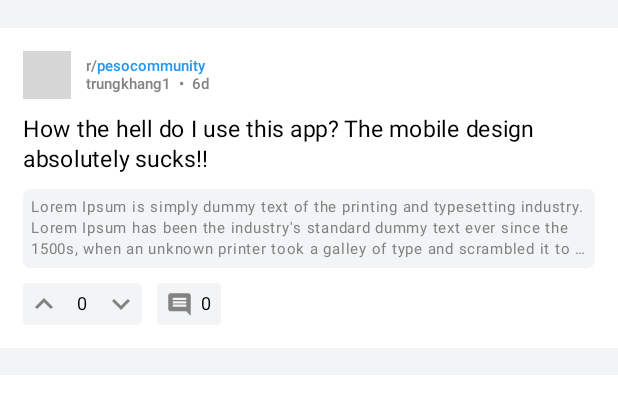
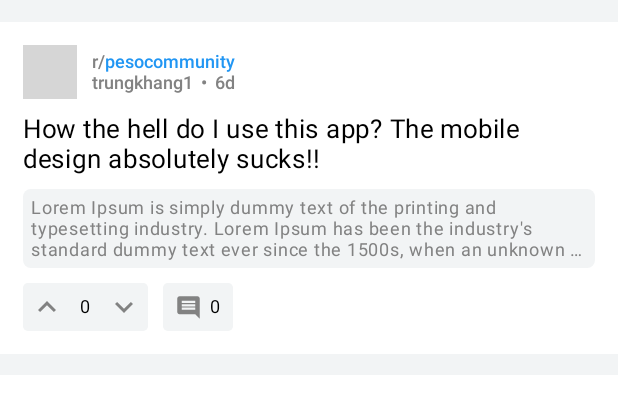
Before and after one commit to S0lux/baddit-mobile, an Android app built with Jetpack Compose: the @Preview function PostCardPreview, on a phone screen of 412 x 824 dp. Shown: the top 414 px of the screen. Run offline under Robolectric (Android 15) with nearby library versions, the phone set to English and light mode, and no system bars; pictures from the network do not load; grey boxes are pictures that could not be loaded.

Commit message:
Refactored post card composable

```diff
--- a/app/build.gradle.kts
+++ b/app/build.gradle.kts
@@ -13,7 +13,7 @@ android {
     defaultConfig {
         applicationId = "com.example.baddit"
         minSdk = 24
-        targetSdk = 31
+        targetSdk = 34
         versionCode = 1
         versionName = "1.0"
 
--- a/app/src/main/java/com/example/baddit/presentation/components/PostCard.kt
+++ b/app/src/main/java/com/example/baddit/presentation/components/PostCard.kt
@@ -16,7 +16,6 @@ import androidx.compose.foundation.layout.padding
 import androidx.compose.foundation.layout.size
 import androidx.compose.foundation.shape.CircleShape
 import androidx.compose.foundation.shape.RoundedCornerShape
-import androidx.compose.material3.ExperimentalMaterial3Api
 import androidx.compose.material3.Icon
 import androidx.compose.material3.MaterialTheme
 import androidx.compose.material3.Surface
@@ -25,6 +24,7 @@ import androidx.compose.material3.ripple
 import androidx.compose.runtime.Composable
 import androidx.compose.runtime.LaunchedEffect
 import androidx.compose.runtime.getValue
+import androidx.compose.runtime.mutableIntStateOf
 import androidx.compose.runtime.mutableStateOf
 import androidx.compose.runtime.remember
 import androidx.compose.runtime.setValue
@@ -34,8 +34,8 @@ import androidx.compose.ui.draw.clip
 import androidx.compose.ui.draw.rotate
 import androidx.compose.ui.geometry.Offset
 import androidx.compose.ui.graphics.Color
+import androidx.compose.ui.layout.LayoutCoordinates
 import androidx.compose.ui.layout.onGloballyPositioned
-import androidx.compose.ui.layout.positionInWindow
 import androidx.compose.ui.platform.LocalContext
 import androidx.compose.ui.res.painterResource
 import androidx.compose.ui.text.PlatformTextStyle
@@ -43,10 +43,8 @@ import androidx.compose.ui.text.TextStyle
 import androidx.compose.ui.text.font.FontWeight
 import androidx.compose.ui.text.style.TextOverflow
 import androidx.compose.ui.tooling.preview.Preview
-import androidx.compose.ui.unit.IntOffset
 import androidx.compose.ui.unit.IntSize
 import androidx.compose.ui.unit.dp
-import androidx.compose.ui.unit.round
 import androidx.compose.ui.unit.sp
 import coil.compose.AsyncImage
 import coil.request.ImageRequest
@@ -64,27 +62,22 @@ import com.example.baddit.ui.theme.CustomTheme.textSecondary
 import getTimeAgoFromUtcString
 import kotlinx.coroutines.delay
 
-@OptIn(ExperimentalMaterial3Api::class)
 @Composable
 fun PostCard(postDetails: PostResponseDTOItem) {
     val colorUpvote = MaterialTheme.colorScheme.appOrange
     val colorDownvote = MaterialTheme.colorScheme.appBlue
-
     val voteInteractionSource = remember { MutableInteractionSource() }
     var voteState by remember { mutableStateOf(postDetails.voteState) }
-
-    var votePosition by remember { mutableStateOf(IntOffset.Zero) }
+    var postScore by remember { mutableIntStateOf(postDetails.score) }
     var voteElementSize by remember { mutableStateOf(IntSize.Zero) }
 
     LaunchedEffect(voteState) {
+        if (voteState != Unit) {
             val pressPosition = Offset(
                 x = voteElementSize.width / if (voteState == "UPVOTE") 6f else 1f,
                 y = voteElementSize.height / 2f
             )
-
-        // If voteState is empty string then don't trigger ripple effect
-        if (voteState !== Unit) {
-            val press = PressInteraction.Press(pressPosition);
+            val press = PressInteraction.Press(pressPosition)
             voteInteractionSource.emit(press)
             delay(300)
             voteInteractionSource.emit(PressInteraction.Release(press))
@@ -97,9 +90,60 @@ fun PostCard(postDetails: PostResponseDTOItem) {
             .fillMaxWidth()
             .padding(15.dp)
     ) {
-        Column(
-            verticalArrangement = Arrangement.spacedBy(10.dp),
-        ) {
+        Column(verticalArrangement = Arrangement.spacedBy(10.dp)) {
+            PostHeader(postDetails = postDetails)
+            PostTitle(title = postDetails.title)
+            if (postDetails.type == "TEXT") {
+                PostTextContent(content = postDetails.content)
+            }
+            PostActions(
+                // This is, in fact, not unnecessary
+                voteState = voteState?.toString(),
+                postScore = postScore,
+                voteInteractionSource = voteInteractionSource,
+                colorUpvote = colorUpvote,
+                colorDownvote = colorDownvote,
+                onUpvote = {
+                    when (voteState) {
+                        "UPVOTE" -> {
+                            voteState = Unit
+                            postScore--
+                        }
+                        "DOWNVOTE" -> {
+                            voteState = "UPVOTE"
+                            postScore += 2
+                        }
+                        else -> {
+                            voteState = "UPVOTE"
+                            postScore++
+                        }
+                    }
+                },
+                onDownvote = {
+                    when (voteState) {
+                        "UPVOTE" -> {
+                            voteState = "DOWNVOTE"
+                            postScore -= 2
+                        }
+                        "DOWNVOTE" -> {
+                            voteState = Unit
+                            postScore++
+                        }
+                        else -> {
+                            voteState = "DOWNVOTE"
+                            postScore--
+                        }
+                    }
+                },
+                commentCount = postDetails.commentCount,
+                onGloballyPositioned = { cords -> voteElementSize = cords.size }
+            )
+        }
+    }
+}
+
+@Composable
+fun PostHeader(postDetails: PostResponseDTOItem) {
     Row(
         horizontalArrangement = Arrangement.spacedBy(10.dp),
         verticalAlignment = Alignment.CenterVertically
@@ -110,7 +154,7 @@ fun PostCard(postDetails: PostResponseDTOItem) {
             contentDescription = null,
             modifier = Modifier
                 .clip(CircleShape)
-                        .height(32.dp)
+                .height(36.dp)
                 .aspectRatio(1f),
         )
 
@@ -118,63 +162,63 @@ fun PostCard(postDetails: PostResponseDTOItem) {
             Row {
                 Text(
                     "r/",
-                            fontSize = 10.sp,
+                    fontSize = 12.sp,
                     fontWeight = FontWeight.Medium,
                     color = MaterialTheme.colorScheme.textSecondary,
                     style = TextStyle(platformStyle = PlatformTextStyle(includeFontPadding = false))
                 )
-
                 Text(
                     postDetails.community.name,
-                            fontSize = 10.sp,
+                    fontSize = 12.sp,
                     fontWeight = FontWeight.Medium,
                     color = Color(0xFF2196F3),
                     style = TextStyle(platformStyle = PlatformTextStyle(includeFontPadding = false))
                 )
             }
-
             Row(horizontalArrangement = Arrangement.spacedBy(5.dp)) {
                 Text(
                     postDetails.author.username,
-                            fontSize = 10.sp,
+                    fontSize = 12.sp,
                     fontWeight = FontWeight.Medium,
                     color = MaterialTheme.colorScheme.textSecondary,
                     modifier = Modifier.padding(0.dp),
                     style = TextStyle(platformStyle = PlatformTextStyle(includeFontPadding = false))
                 )
-
                 Text(
                     "•",
-                            fontSize = 10.sp,
+                    fontSize = 12.sp,
                     fontWeight = FontWeight.Medium,
                     color = MaterialTheme.colorScheme.textSecondary,
                     style = TextStyle(platformStyle = PlatformTextStyle(includeFontPadding = false))
                 )
-
                 Text(
                     getTimeAgoFromUtcString(postDetails.createdAt),
-                            fontSize = 10.sp,
+                    fontSize = 12.sp,
                     fontWeight = FontWeight.Medium,
                     color = MaterialTheme.colorScheme.textSecondary,
                     style = TextStyle(platformStyle = PlatformTextStyle(includeFontPadding = false))
                 )
             }
         }
-
+    }
 }
 
+@Composable
+fun PostTitle(title: String) {
     Text(
-                postDetails.title,
+        title,
         color = MaterialTheme.colorScheme.textPrimary,
-                fontSize = 15.sp,
+        fontSize = 17.sp,
         lineHeight = 20.sp
     )
+}
 
-            if (postDetails.type == "TEXT") {
+@Composable
+fun PostTextContent(content: String) {
     Text(
-                    postDetails.content,
+        content,
         color = MaterialTheme.colorScheme.textSecondary,
-                    fontSize = 10.sp,
+        fontSize = 12.sp,
         lineHeight = 14.sp,
         modifier = Modifier
             .fillMaxWidth()
@@ -186,17 +230,24 @@ fun PostCard(postDetails: PostResponseDTOItem) {
     )
 }
 
+@Composable
+fun PostActions(
+    voteState: String?,
+    postScore: Int,
+    voteInteractionSource: MutableInteractionSource,
+    colorUpvote: Color,
+    colorDownvote: Color,
+    onUpvote: () -> Unit,
+    onDownvote: () -> Unit,
+    commentCount: Int,
+    onGloballyPositioned: (LayoutCoordinates) -> Unit
+) {
     Row(horizontalArrangement = Arrangement.spacedBy(10.dp)) {
         Row(
             horizontalArrangement = Arrangement.spacedBy(10.dp),
             modifier = Modifier
-                        .onGloballyPositioned { coordinates ->
-                            votePosition = coordinates
-                                .positionInWindow()
-                                .round()
-                            voteElementSize = coordinates.size
-                        }
                 .clip(RoundedCornerShape(10))
+                .onGloballyPositioned(onGloballyPositioned)
                 .clickable(
                     onClick = {},
                     interactionSource = voteInteractionSource,
@@ -206,47 +257,42 @@ fun PostCard(postDetails: PostResponseDTOItem) {
                     )
                 )
                 .background(MaterialTheme.colorScheme.cardForeground)
-                        .padding(2.dp)
+                .padding(4.dp)
         ) {
             Icon(
                 painter = painterResource(id = R.drawable.arrow_upvote),
                 contentDescription = null,
-                        tint = if (postDetails.voteState == "UPVOTE") colorUpvote else MaterialTheme.colorScheme.textSecondary,
+                tint = if (voteState == "UPVOTE") colorUpvote else MaterialTheme.colorScheme.textSecondary,
                 modifier = Modifier.clickable(
                     indication = null,
                     interactionSource = remember { MutableInteractionSource() },
-                            onClick = { voteState = if (voteState == "UPVOTE") Unit else "UPVOTE" }
+                    onClick = onUpvote
                 )
             )
-
             Text(
-                        postDetails.score.toString(),
+                postScore.toString(),
                 color = MaterialTheme.colorScheme.textPrimary,
                 fontSize = 12.sp,
             )
-
             Icon(
                 painter = painterResource(id = R.drawable.arrow_upvote),
                 contentDescription = null,
-                        tint = if (postDetails.voteState == "DOWNVOTE") colorDownvote else MaterialTheme.colorScheme.textSecondary,
+                tint = if (voteState == "DOWNVOTE") colorDownvote else MaterialTheme.colorScheme.textSecondary,
                 modifier = Modifier
                     .rotate(180f)
                     .clickable(
                         indication = null,
                         interactionSource = remember { MutableInteractionSource() },
-                                onClick = {
-                                    voteState = if (voteState == "DOWNVOTE") Unit else "DOWNVOTE"
-                                }
+                        onClick = onDownvote
                     )
             )
         }
-
         Row(
             horizontalArrangement = Arrangement.spacedBy(5.dp),
             modifier = Modifier
                 .clip(RoundedCornerShape(10))
                 .background(MaterialTheme.colorScheme.cardForeground)
-                        .padding(bottom = 2.dp, top = 2.dp, start = 6.dp, end = 6.dp),
+                .padding(bottom = 4.dp, top = 4.dp, start = 8.dp, end = 8.dp),
             verticalAlignment = Alignment.CenterVertically
         ) {
             Icon(
@@ -255,15 +301,11 @@ fun PostCard(postDetails: PostResponseDTOItem) {
                 tint = MaterialTheme.colorScheme.textSecondary,
                 modifier = Modifier.size(18.dp)
             )
-
             Text(
-                        postDetails.commentCount.toString(),
+                commentCount.toString(),
                 color = MaterialTheme.colorScheme.textPrimary,
                 fontSize = 12.sp,
             )
-                }
-            }
-
         }
     }
 }
@@ -271,7 +313,7 @@ fun PostCard(postDetails: PostResponseDTOItem) {
 @Preview(showBackground = true)
 @Composable
 fun PostCardPreview() {
-    val details: PostResponseDTOItem = PostResponseDTOItem(
+    val details = PostResponseDTOItem(
         id = "992e0a44-6682-4d13-b75e-834494679b65",
         type = "TEXT",
         title = "How the hell do I use this app? The mobile design absolutely sucks!!",
@@ -308,7 +350,7 @@ fun PostCardPreview() {
 @Preview(showBackground = true, uiMode = Configuration.UI_MODE_NIGHT_YES)
 @Composable
 fun PostCardDarkPreview() {
-    val details: PostResponseDTOItem = PostResponseDTOItem(
+    val details = PostResponseDTOItem(
         id = "992e0a44-6682-4d13-b75e-834494679b65",
         type = "TEXT",
         title = "How the hell do I use this app? The mobile design absolutely sucks!!",
--- a/app/src/main/java/com/example/baddit/presentation/screens/home/HomeViewModel.kt
+++ b/app/src/main/java/com/example/baddit/presentation/screens/home/HomeViewModel.kt
@@ -32,7 +32,7 @@ class HomeViewModel @Inject constructor(
                 is Result.Error -> {
                     error = when (fetchPosts.error) {
                         DataError.NetworkError.INTERNAL_SERVER_ERROR -> "Unable to establish connection to server"
-                        DataError.NetworkError.NO_INTERNET -> "No internet connection detected"
+                        DataError.NetworkError.NO_INTERNET -> "No internet connection"
                         else -> "An unknown network error has occurred"
                     }
                 }
```
Also changed, not shown: 1 other file. Lines whose indentation alone changed are shown as unchanged.
